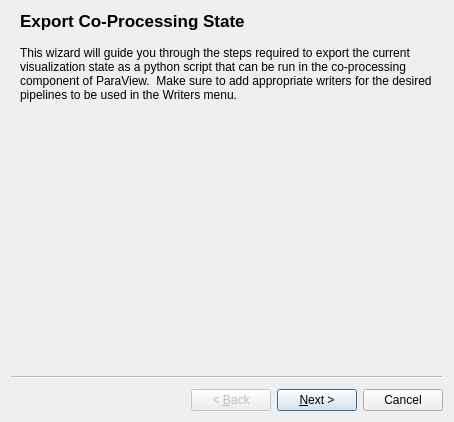
Above: Plugins/CoProcessingScriptGenerator/Resources/ExportStateWizard.ui from Kitware/ParaView before the change. Below: the same form after it.
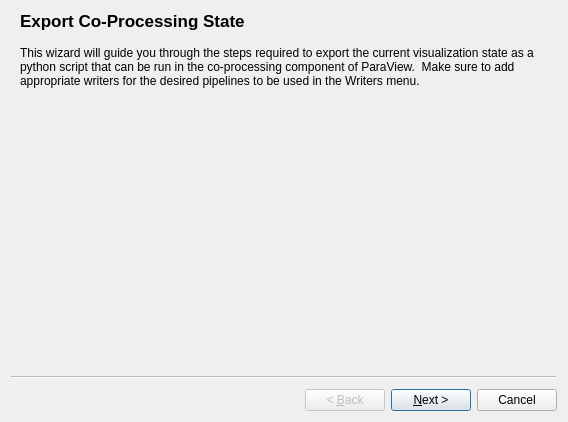
That is the form after the change. Custom widgets are drawn as their Qt base class.

```diff
--- a/Plugins/CoProcessingScriptGenerator/Resources/ExportStateWizard.ui
+++ b/Plugins/CoProcessingScriptGenerator/Resources/ExportStateWizard.ui
@@ -6,7 +6,7 @@
    <rect>
     <x>0</x>
     <y>0</y>
-    <width>454</width>
+    <width>568</width>
     <height>422</height>
    </rect>
   </property>
```
Left out of the diff: 40 changed lines with no effect on the pictures.
